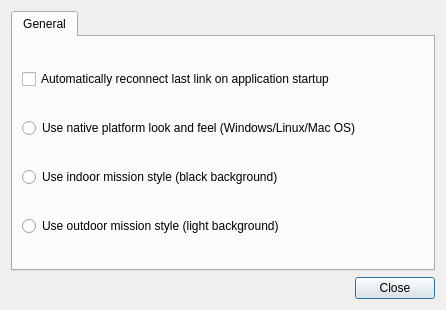
This is src/ui/QGCSettingsWidget.ui in hamer/qgroundcontrol as Qt 5 draws it before an edit. The edited form follows.
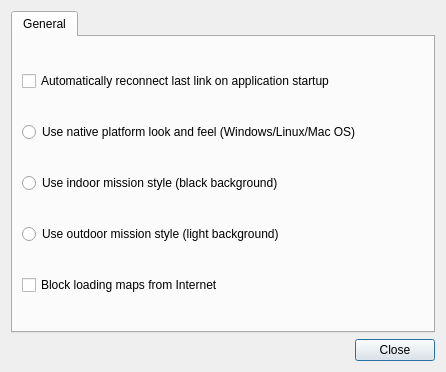
This is the edited form. Icons and pictures are not drawn.

Commit message: added option to block attempts to load maps from Internet

The edit to the form file:
```diff
--- a/src/ui/QGCSettingsWidget.ui
+++ b/src/ui/QGCSettingsWidget.ui
@@ -7,7 +7,7 @@
     <x>0</x>
     <y>0</y>
     <width>446</width>
-    <height>310</height>
+    <height>372</height>
    </rect>
   </property>
   <property name="windowTitle">
@@ -23,8 +23,8 @@
       <attribute name="toolTip">
        <string>General Settings</string>
       </attribute>
-      <layout class="QGridLayout" name="generalPaneGridLayout">
-       <item row="0" column="0">
+      <layout class="QVBoxLayout" name="verticalLayout_2">
+       <item>
         <widget class="QCheckBox" name="reconnectCheckBox">
          <property name="text">
           <string>Automatically reconnect last link on application startup</string>
@@ -35,7 +35,7 @@
          </property>
         </widget>
        </item>
-       <item row="1" column="0">
+       <item>
         <widget class="QRadioButton" name="nativeStyle">
          <property name="text">
           <string>Use native platform look and feel (Windows/Linux/Mac OS)</string>
@@ -45,20 +45,30 @@
          </property>
         </widget>
        </item>
-       <item row="2" column="0">
+       <item>
         <widget class="QRadioButton" name="indoorStyle">
          <property name="text">
           <string>Use indoor mission style (black background)</string>
          </property>
         </widget>
        </item>
-       <item row="3" column="0">
+       <item>
         <widget class="QRadioButton" name="outdoorStyle">
          <property name="text">
           <string>Use outdoor mission style (light background)</string>
          </property>
         </widget>
        </item>
+       <item>
+        <widget class="QCheckBox" name="netBlocker">
+         <property name="text">
+          <string>Block loading maps from Internet</string>
+         </property>
+         <property name="checked">
+          <bool>false</bool>
+         </property>
+        </widget>
+       </item>
       </layout>
      </widget>
     </widget>
```
The commit also changes 4 other files.
